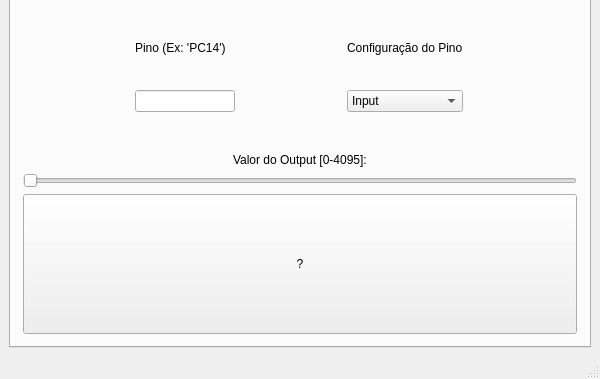
First picture: the form in qtester.ui, repository iniw/lucas_tester, before the edit; both pictures show x 0 to 600 and y 421 to 800 of the 600 by 800 pixel window.
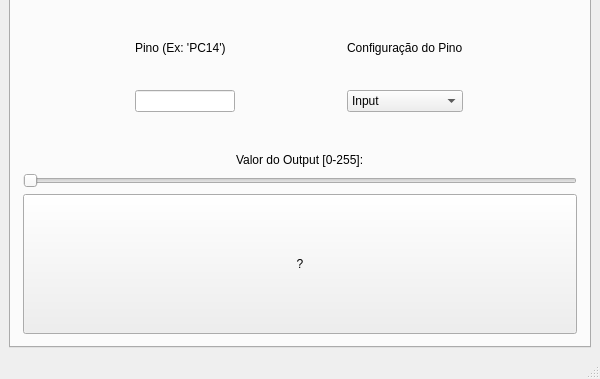
Second picture: the form after the edit. The open tabs and pages were chosen to show the change.

Commit message: 0-255 and better resistance testing

What changed in the file:
```diff
--- a/qtester.ui
+++ b/qtester.ui
@@ -901,7 +901,7 @@
            </sizepolicy>
           </property>
           <property name="text">
-           <string>Valor do Output [0-4095]:</string>
+           <string>Valor do Output [0-255]:</string>
           </property>
          </widget>
         </item>
```
Left out of the diff: 4 changed lines with no effect on the pictures. The commit also changes 1 other file.
